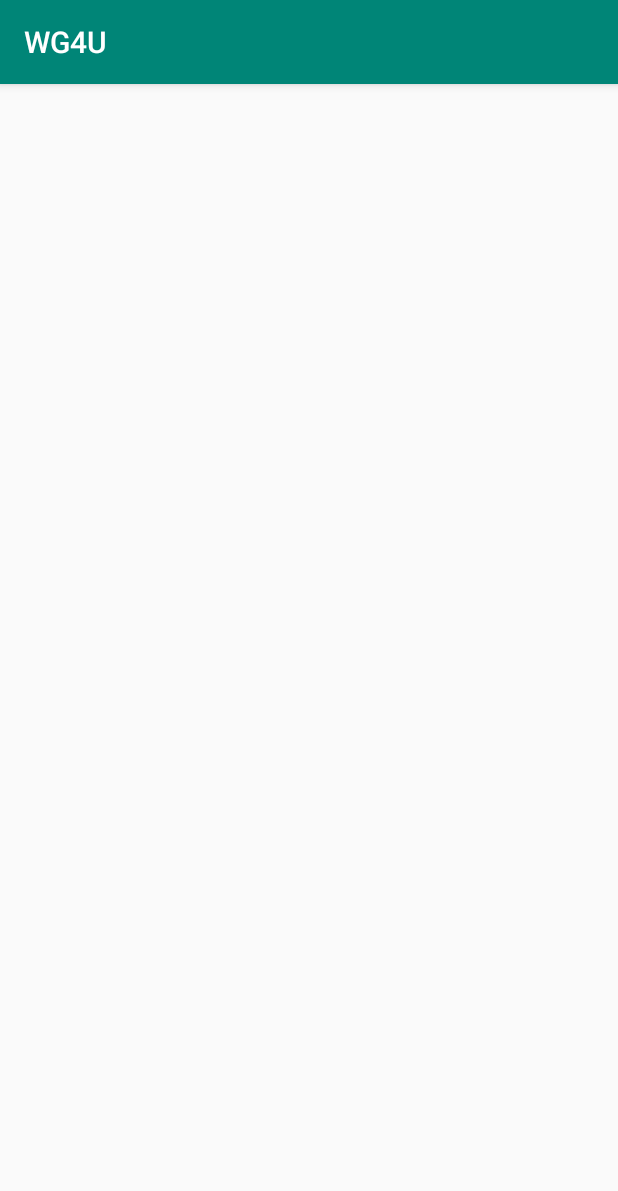
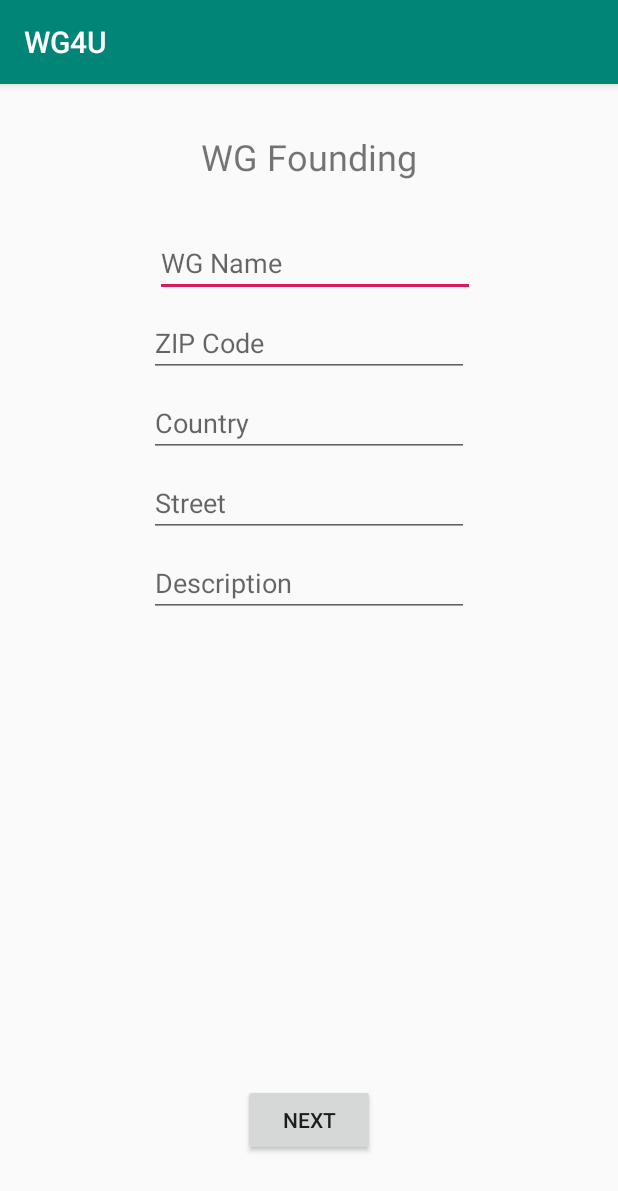
Before and after one commit to patti93/MyApplication, an Android app: the FoundWGActivity screen opened directly, with no data from a screen before it, on a phone screen of 412 x 824 dp. Shown: the top 1191 px of the screen. Run offline under Robolectric (Android 15) with nearby library versions, the phone set to English and light mode, and no system bars.

Commit message:
Formularfelder in WG-Gründungs Activity hinzugefügt

```diff
--- a/app/src/main/res/layout/activity_found_wg.xml
+++ b/app/src/main/res/layout/activity_found_wg.xml
@@ -1,8 +1,108 @@
 <?xml version="1.0" encoding="utf-8"?>
 <android.support.constraint.ConstraintLayout xmlns:android="http://schemas.android.com/apk/res/android"
+    xmlns:app="http://schemas.android.com/apk/res-auto"
     xmlns:tools="http://schemas.android.com/tools"
     android:layout_width="match_parent"
     android:layout_height="match_parent"
     tools:context=".FoundWGActivity">
 
+    <TextView
+        android:id="@+id/textView"
+        android:layout_width="wrap_content"
+        android:layout_height="wrap_content"
+        android:layout_marginStart="8dp"
+        android:layout_marginTop="32dp"
+        android:layout_marginEnd="8dp"
+        android:text="@string/wg_founding"
+        android:textSize="24sp"
+        app:layout_constraintEnd_toEndOf="parent"
+        app:layout_constraintStart_toStartOf="parent"
+        app:layout_constraintTop_toTopOf="parent" />
+
+    <Button
+        android:id="@+id/button_next"
+        android:layout_width="wrap_content"
+        android:layout_height="wrap_content"
+        android:layout_marginStart="8dp"
+        android:layout_marginEnd="8dp"
+        android:layout_marginBottom="53dp"
+        android:text="@string/next"
+        app:layout_constraintBottom_toBottomOf="parent"
+        app:layout_constraintEnd_toEndOf="parent"
+        app:layout_constraintStart_toStartOf="parent" />
+
+    <EditText
+        android:id="@+id/input_wg_name"
+        android:layout_width="wrap_content"
+        android:layout_height="wrap_content"
+        android:layout_marginStart="8dp"
+        android:layout_marginTop="32dp"
+        android:ems="10"
+        android:hint="@string/wg_name"
+        android:inputType="text"
+        app:layout_constraintEnd_toEndOf="parent"
+        app:layout_constraintStart_toStartOf="parent"
+        app:layout_constraintTop_toBottomOf="@+id/textView"
+        android:importantForAutofill="no" />
+
+    <EditText
+        android:id="@+id/input_zip_code"
+        android:layout_width="wrap_content"
+        android:layout_height="wrap_content"
+        android:layout_marginStart="8dp"
+        android:layout_marginTop="8dp"
+        android:layout_marginEnd="8dp"
+        android:ems="10"
+        android:hint="@string/zip_code"
+        android:inputType="number"
+        app:layout_constraintEnd_toEndOf="parent"
+        app:layout_constraintStart_toStartOf="parent"
+        app:layout_constraintTop_toBottomOf="@+id/input_wg_name"
+        android:importantForAutofill="no" />
+
+    <EditText
+        android:id="@+id/input_country"
+        android:layout_width="wrap_content"
+        android:layout_height="wrap_content"
+        android:layout_marginStart="8dp"
+        android:layout_marginTop="8dp"
+        android:layout_marginEnd="8dp"
+        android:ems="10"
+        android:hint="@string/country"
+        android:inputType="text"
+        app:layout_constraintEnd_toEndOf="parent"
+        app:layout_constraintStart_toStartOf="parent"
+        app:layout_constraintTop_toBottomOf="@+id/input_zip_code"
+        android:importantForAutofill="no" />
+
+    <EditText
+        android:id="@+id/input_street"
+        android:layout_width="wrap_content"
+        android:layout_height="wrap_content"
+        android:layout_marginStart="8dp"
+        android:layout_marginTop="8dp"
+        android:layout_marginEnd="8dp"
+        android:ems="10"
+        android:hint="@string/street"
+        android:inputType="text"
+        app:layout_constraintEnd_toEndOf="parent"
+        app:layout_constraintStart_toStartOf="parent"
+        app:layout_constraintTop_toBottomOf="@+id/input_country"
+        android:importantForAutofill="no" />
+
+    <EditText
+        android:id="@+id/input_description"
+        android:layout_width="wrap_content"
+        android:layout_height="wrap_content"
+        android:layout_marginStart="8dp"
+        android:layout_marginTop="8dp"
+        android:layout_marginEnd="8dp"
+        android:ems="10"
+        android:hint="@string/description"
+        android:inputType="textPersonName"
+        app:layout_constraintEnd_toEndOf="parent"
+        app:layout_constraintStart_toStartOf="parent"
+        app:layout_constraintTop_toBottomOf="@+id/input_street"
+        android:importantForAutofill="no" />
+
 </android.support.constraint.ConstraintLayout>
--- a/app/src/main/res/layout/activity_no_wg.xml
+++ b/app/src/main/res/layout/activity_no_wg.xml
@@ -13,6 +13,7 @@
         android:layout_marginStart="8dp"
         android:layout_marginTop="128dp"
         android:layout_marginEnd="8dp"
+        android:onClick="found_new_WG_button"
         android:text="@string/found_wg"
         app:layout_constraintEnd_toEndOf="parent"
         app:layout_constraintStart_toStartOf="parent"
@@ -25,6 +26,7 @@
         android:layout_marginStart="8dp"
         android:layout_marginTop="64dp"
         android:layout_marginEnd="8dp"
+        android:onClick="join_WG_button"
         android:text="@string/join_wg"
         app:layout_constraintEnd_toEndOf="parent"
         app:layout_constraintStart_toStartOf="parent"
--- a/app/src/main/res/values/strings.xml
+++ b/app/src/main/res/values/strings.xml
@@ -22,4 +22,10 @@
     <string name="found_wg">Found new WG</string>
     <string name="join_wg">Join existing WG</string>
     <string name="next">Next</string>
+    <string name="wg_founding">WG Founding</string>
+    <string name="wg_name">WG Name</string>
+    <string name="zip_code">ZIP Code</string>
+    <string name="country">Country</string>
+    <string name="street">Street</string>
+    <string name="description">Description</string>
 </resources>
```
Also changed, not shown: 1 other file.
